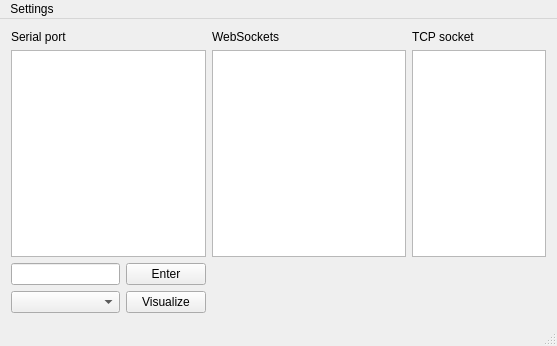
First picture: the form in websocket_serialport/mainwindow.ui, repository marianexyx/chess_core, before the edit.
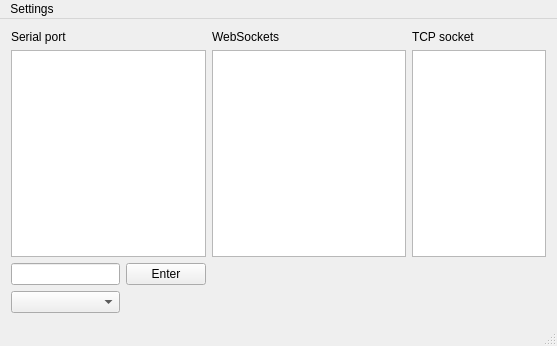
Second picture: the form after the edit.

The edit to the form file:
```diff
--- a/websocket_serialport/mainwindow.ui
+++ b/websocket_serialport/mainwindow.ui
@@ -81,13 +81,6 @@
       </property>
      </widget>
     </item>
-    <item row="8" column="1">
-     <widget class="QPushButton" name="visual">
-      <property name="text">
-       <string>Visualize</string>
-      </property>
-     </widget>
-    </item>
    </layout>
   </widget>
   <widget class="QMenuBar" name="menuBar">
```
